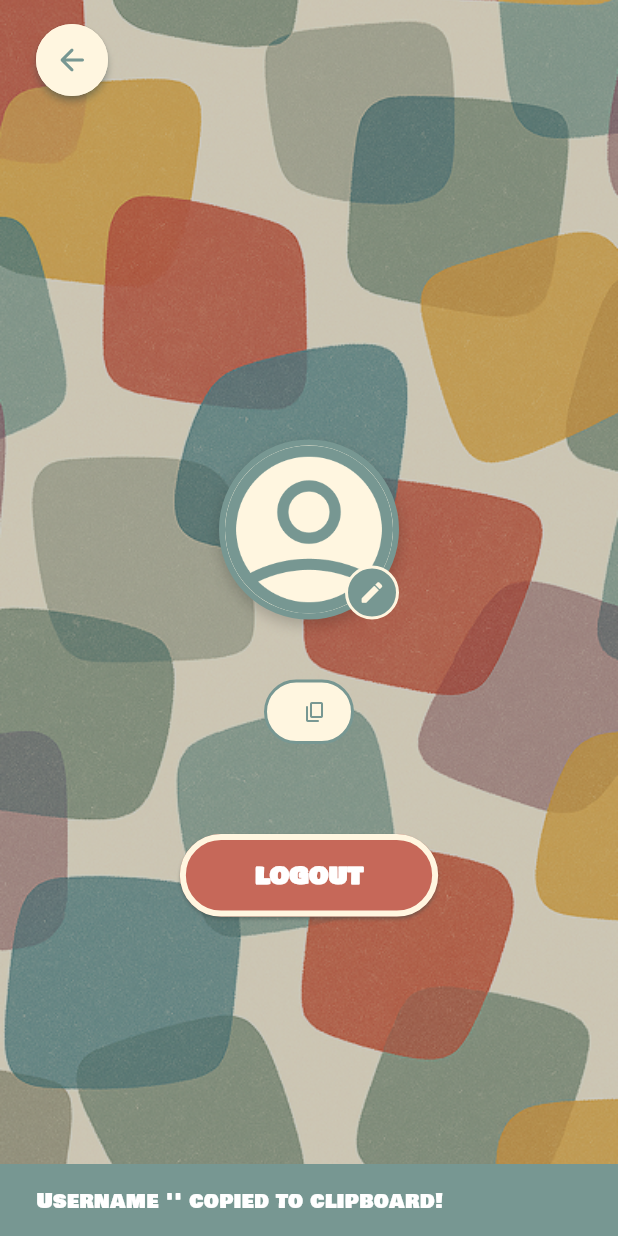
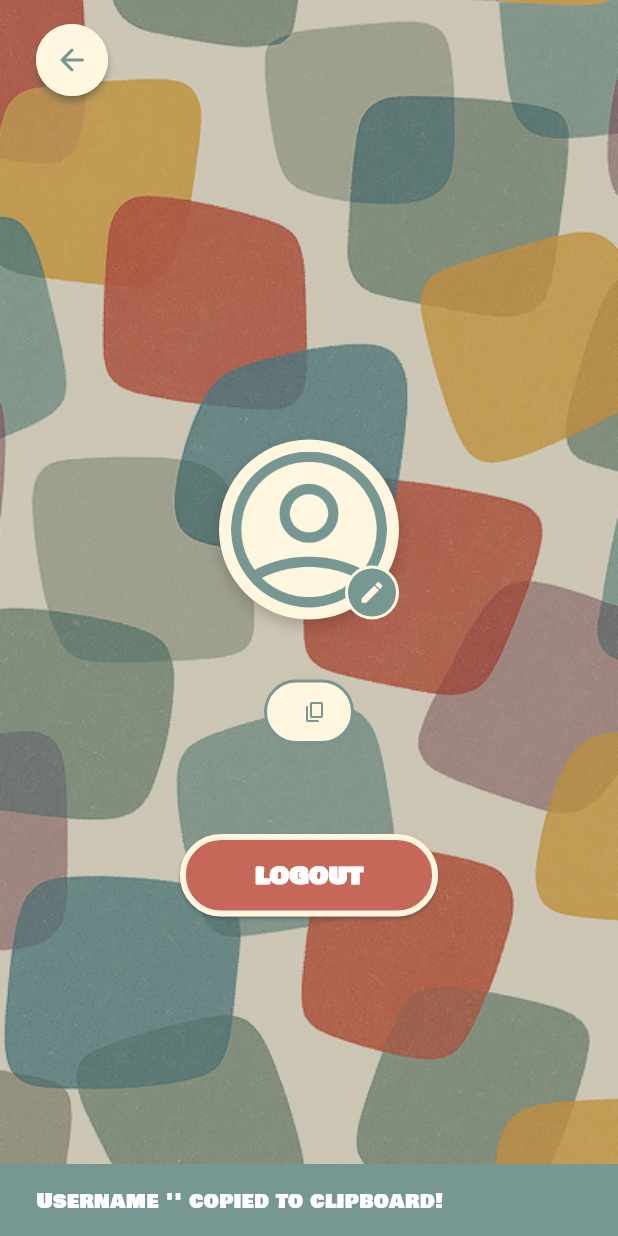
Before and after one commit to RomaZinkevich/the-bronzest-jade, a Flutter app: the AccountScreen screen opened directly with empty values, after a tap on the "content copy" icon, on a phone screen of 412 x 824 dp. Run offline on Flutter 3.47's test engine with Material 3 defaults, Android fonts, the phone set to English and light mode, and no system bars; our stand-ins replace app_links, audioplayers, image_picker, share_plus, shared_preferences; missing offline and left inert: particles_flutter, stomp_dart_client; accounts and stored records are empty; network calls fail; statements that could not run were skipped.

Commit message:
More sounds

```diff
--- a/frontend/lib/screens/account_screen.dart
+++ b/frontend/lib/screens/account_screen.dart
@@ -177,15 +177,11 @@ class _AccountScreenState extends State<AccountScreen> {
                               Container(
                                 width: 120,
                                 height: 120,
+                                padding: const EdgeInsets.all(8),
                                 decoration: BoxDecoration(
                                   shape: BoxShape.circle,
                                   color: Theme.of(context).colorScheme.tertiary,
-                                  border: Border.all(
-                                    color: Theme.of(
-                                      context,
-                                    ).colorScheme.secondary,
-                                    width: 4,
-                                  ),
+
                                   boxShadow: [
                                     BoxShadow(
                                       color: Colors.black.withAlpha(50),
--- a/frontend/lib/screens/local_game_screen.dart
+++ b/frontend/lib/screens/local_game_screen.dart
@@ -429,7 +429,7 @@ class _LocalGameScreenState extends State<LocalGameScreen> {
 
     AudioManager().playBackgroundMusic(
       AudioAssets.menuMusic,
-      fadeDuration: const Duration(seconds: 6),
+      fadeDuration: const Duration(seconds: 3),
     );
     super.dispose();
   }
--- a/frontend/lib/screens/mainmenuscreen.dart
+++ b/frontend/lib/screens/mainmenuscreen.dart
@@ -612,6 +612,7 @@ class _MainMenuScreenState extends State<MainMenuScreen> {
                           ),
 
                           onPressed: () {
+                            AudioManager().playGameStart();
                             Navigator.push(
                               context,
                               MaterialPageRoute(
@@ -619,6 +620,8 @@ class _MainMenuScreenState extends State<MainMenuScreen> {
                               ),
                             );
                           },
+
+                          playOnClick: false,
                         ),
 
                         const SizedBox(height: 60),
--- a/frontend/lib/services/api_service.dart
+++ b/frontend/lib/services/api_service.dart
@@ -165,10 +165,11 @@ class ApiService {
   static Future<Room> createRoom(String hostId, String characterSetId) async {
     try {
       final headers = await _getHeaders();
+      debugPrint("$headers");
       final response = await http.post(
         Uri.parse("$baseUrl/rooms"),
         headers: headers,
-        body: json.encode({"hostId": hostId, "characterSetId": characterSetId}),
+        body: json.encode({"characterSetId": characterSetId}),
       );
 
       if (response.statusCode == 200) {
--- a/frontend/lib/widgets/draft/add_character_button.dart
+++ b/frontend/lib/widgets/draft/add_character_button.dart
@@ -1,4 +1,5 @@
 import "package:flutter/material.dart";
+import "package:guess_who/services/audio_manager.dart";
 
 class AddCharacterButton extends StatelessWidget {
   final VoidCallback onTap;
@@ -10,7 +11,10 @@ class AddCharacterButton extends StatelessWidget {
     final theme = Theme.of(context).colorScheme;
 
     return GestureDetector(
-      onTap: onTap,
+      onTap: () {
+        AudioManager().playPopupSfx();
+        onTap.call();
+      },
       child: Container(
         decoration: BoxDecoration(
           color: theme.primary.withAlpha(150),
--- a/frontend/lib/widgets/settings_dropdown.dart
+++ b/frontend/lib/widgets/settings_dropdown.dart
@@ -18,7 +18,7 @@ class SettingsDropdown extends StatelessWidget {
             color: Theme.of(context).colorScheme.tertiary,
             shadows: [
               Shadow(
-                color: Colors.black54,
+                color: Theme.of(context).colorScheme.shadow,
                 offset: Offset(0, 2),
                 blurRadius: 6,
               ),
```
Also changed, not shown: 1 other file.
